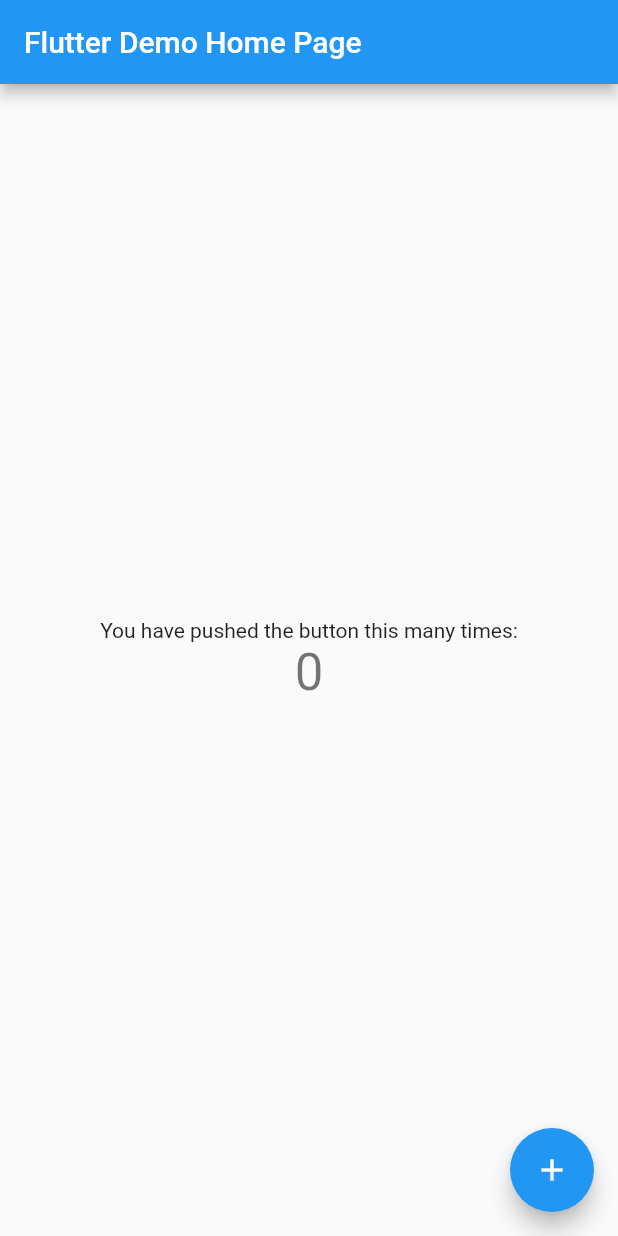
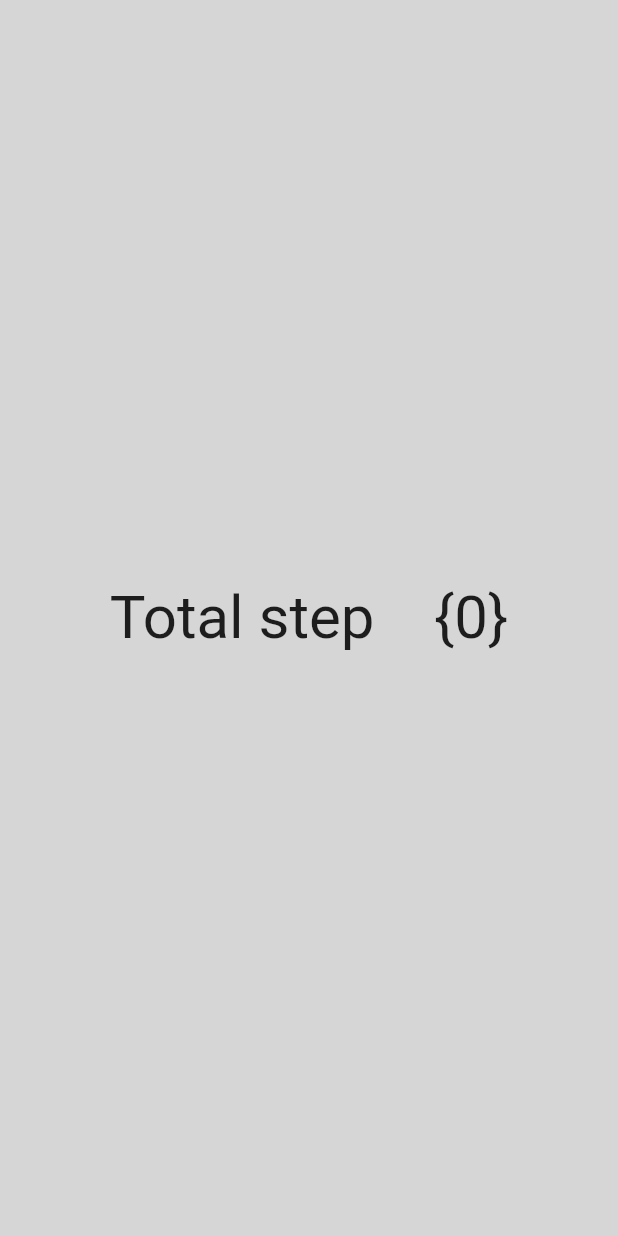
Before and after one commit to cjd782/flutter_health, a Flutter app: the screen it shows after launch, on a phone screen of 412 x 824 dp. Run offline on Flutter 3.47's test engine with Material 2 defaults, Android fonts, the phone set to English and light mode, and no system bars; missing offline and left inert: health.

Commit message:
Android get step finish

```diff
--- a/lib/main.dart
+++ b/lib/main.dart
@@ -1,4 +1,5 @@
 import 'package:flutter/material.dart';
+import 'package:health/health.dart';
 
 void main() {
   runApp(const MyApp());
@@ -7,109 +8,81 @@ void main() {
 class MyApp extends StatelessWidget {
   const MyApp({super.key});
 
-  // This widget is the root of your application.
   @override
   Widget build(BuildContext context) {
-    return MaterialApp(
-      title: 'Flutter Demo',
-      theme: ThemeData(
-        // This is the theme of your application.
-        //
-        // Try running your application with "flutter run". You'll see the
-        // application has a blue toolbar. Then, without quitting the app, try
-        // changing the primarySwatch below to Colors.green and then invoke
-        // "hot reload" (press "r" in the console where you ran "flutter run",
-        // or simply save your changes to "hot reload" in a Flutter IDE).
-        // Notice that the counter didn't reset back to zero; the application
-        // is not restarted.
-        primarySwatch: Colors.blue,
-      ),
-      home: const MyHomePage(title: 'Flutter Demo Home Page'),
+    return const MaterialApp(
+      home: MyHomePage(),
     );
   }
 }
 
 class MyHomePage extends StatefulWidget {
-  const MyHomePage({super.key, required this.title});
-
-  // This widget is the home page of your application. It is stateful, meaning
-  // that it has a State object (defined below) that contains fields that affect
-  // how it looks.
-
-  // This class is the configuration for the state. It holds the values (in this
-  // case the title) provided by the parent (in this case the App widget) and
-  // used by the build method of the State. Fields in a Widget subclass are
-  // always marked "final".
-
-  final String title;
+  const MyHomePage({super.key});
 
   @override
   State<MyHomePage> createState() => _MyHomePageState();
 }
 
 class _MyHomePageState extends State<MyHomePage> {
-  int _counter = 0;
+  @override
+  initState() {
+    super.initState();
+    fetchStepData();
+  }
 
-  void _incrementCounter() {
-    setState(() {
-      // This call to setState tells the Flutter framework that something has
-      // changed in this State, which causes it to rerun the build method below
-      // so that the display can reflect the updated values. If we changed
-      // _counter without calling setState(), then the build method would not be
-      // called again, and so nothing would appear to happen.
-      _counter++;
-    });
+  int _getSteps = 0;
+
+  // create a HealthFactory for use in the app
+  HealthFactory health = HealthFactory();
+
+  Future fetchStepData() async {
+    int? steps;
+
+    // define the types to get
+    var types = [
+      HealthDataType.STEPS,
+    ];
+
+    // get steps for today (i.e., since midnight)
+    final now = DateTime.now();
+    final midnight = DateTime(now.year, now.month, now.day - 2);
+
+    var permissions = [
+      HealthDataAccess.READ,
+    ];
+
+    bool requested =
+        await health.requestAuthorization(types, permissions: permissions);
+    //bool requested = await health.requestAuthorization([HealthDataType.STEPS]);
+
+    if (requested) {
+      try {
+        // get the number of steps for today
+        steps = await health.getTotalStepsInInterval(midnight, now);
+      } catch (error) {
+        print("Caught exception in getTotalStepsInInterval: $error");
+      }
+
+      print('Total number of steps: $steps');
+
+      setState(() {
+        _getSteps = (steps == null) ? 0 : steps;
+      });
+    } else {
+      print("Authorization not granted - error in authorization");
+    }
   }
 
   @override
   Widget build(BuildContext context) {
-    // This method is rerun every time setState is called, for instance as done
-    // by the _incrementCounter method above.
-    //
-    // The Flutter framework has been optimized to make rerunning build methods
-    // fast, so that you can just rebuild anything that needs updating rather
-    // than having to individually change instances of widgets.
     return Scaffold(
-      appBar: AppBar(
-        // Here we take the value from the MyHomePage object that was created by
-        // the App.build method, and use it to set our appbar title.
-        title: Text(widget.title),
-      ),
+      backgroundColor: Colors.grey[350],
       body: Center(
-        // Center is a layout widget. It takes a single child and positions it
-        // in the middle of the parent.
-        child: Column(
-          // Column is also a layout widget. It takes a list of children and
-          // arranges them vertically. By default, it sizes itself to fit its
-          // children horizontally, and tries to be as tall as its parent.
-          //
-          // Invoke "debug painting" (press "p" in the console, choose the
-          // "Toggle Debug Paint" action from the Flutter Inspector in Android
-          // Studio, or the "Toggle Debug Paint" command in Visual Studio Code)
-          // to see the wireframe for each widget.
-          //
-          // Column has various properties to control how it sizes itself and
-          // how it positions its children. Here we use mainAxisAlignment to
-          // center the children vertically; the main axis here is the vertical
-          // axis because Columns are vertical (the cross axis would be
-          // horizontal).
-          mainAxisAlignment: MainAxisAlignment.center,
-          children: <Widget>[
-            const Text(
-              'You have pushed the button this many times:',
-            ),
-            Text(
-              '$_counter',
-              style: Theme.of(context).textTheme.headlineMedium,
-            ),
-          ],
+        child: Text(
+          'Total step    {$_getSteps}',
+          style: const TextStyle(fontSize: 40),
         ),
       ),
-      floatingActionButton: FloatingActionButton(
-        onPressed: _incrementCounter,
-        tooltip: 'Increment',
-        child: const Icon(Icons.add),
-      ), // This trailing comma makes auto-formatting nicer for build methods.
     );
   }
 }
```
Also changed, not shown: 6 other files.
